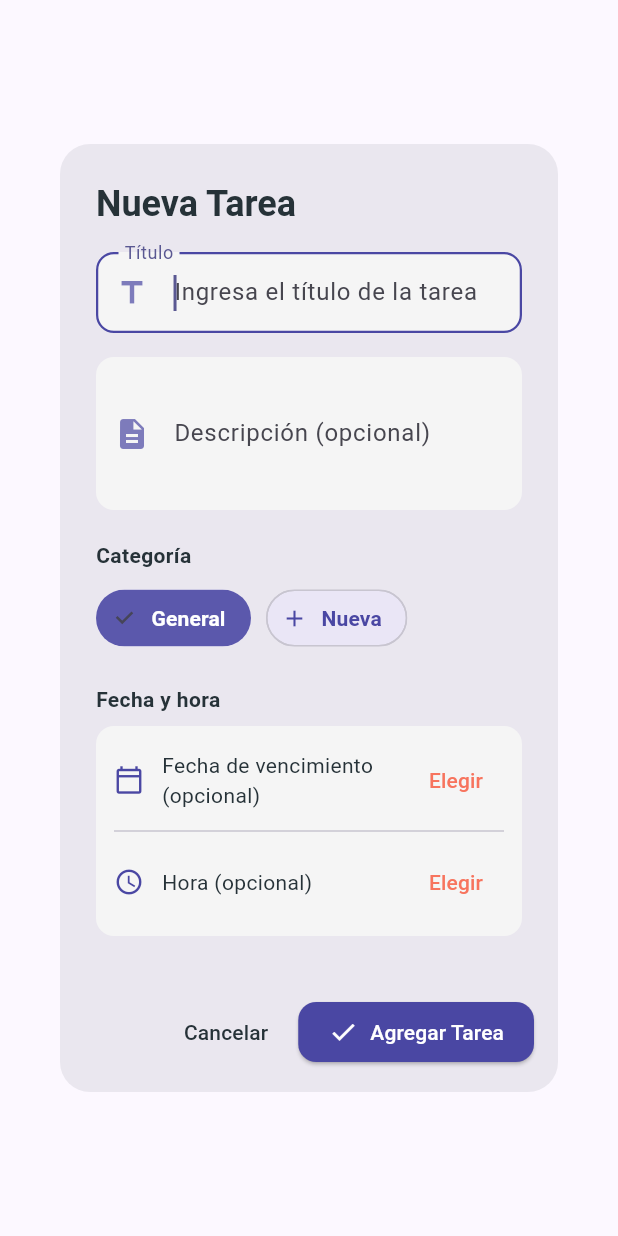
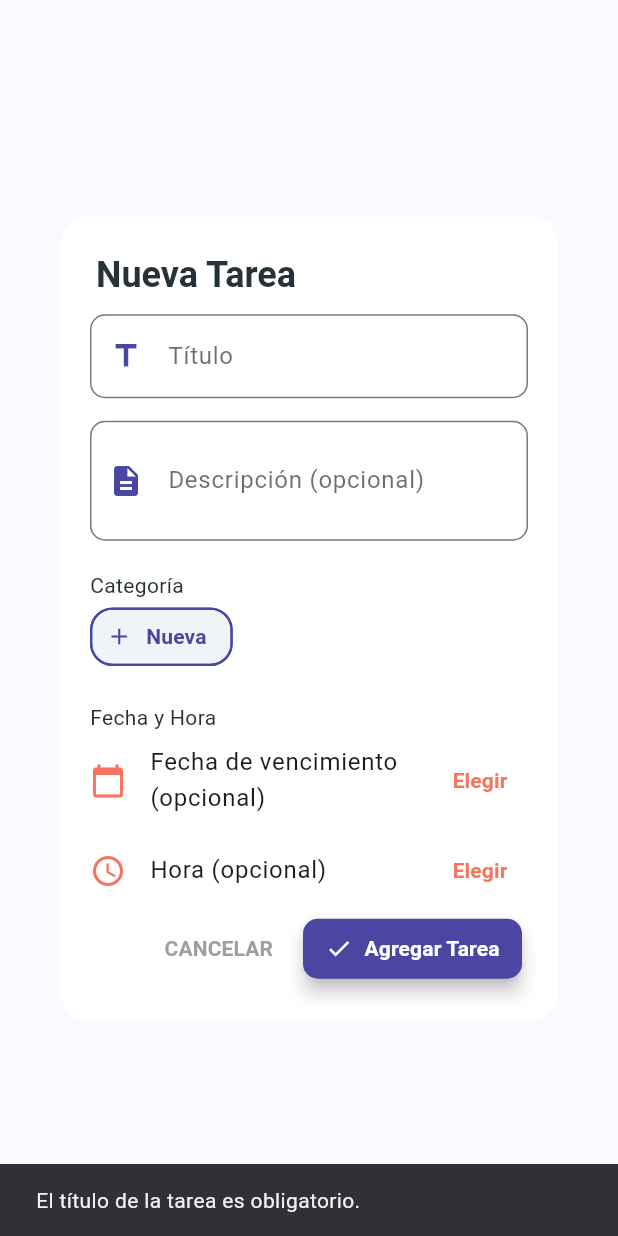
Before and after one commit to MiguelAngelJimenezUria/proyectofinalflutter, a Flutter app: the AddTodoDialog widget shown alone on an empty page, opened directly with empty values, after a tap on "Agregar Tarea", on a phone screen of 412 x 824 dp. Run offline on Flutter 3.47's test engine with Material 3 defaults, Android fonts, the phone set to English and light mode, and no system bars.

Commit message:
Cambios ahora agrega
Ahora se agrega tareas y en el calendario no acepta fechas después

```diff
--- a/lib/view/add_todo_dialog.dart
+++ b/lib/view/add_todo_dialog.dart
@@ -1,375 +1,291 @@
 import 'package:flutter/material.dart';
-import 'package:intl/intl.dart'; // Importar para formateo de fecha
+import 'package:provider/provider.dart';
+import 'package:uuid/uuid.dart'; // Asegúrate de agregar la dependencia 'uuid' a tu pubspec.yaml
+
+import '../viewmodel/todo_viewmodel.dart';
 import 'styles.dart';
 
-class AddTodoResult {
-  final String title;
-  final String description;
-  final String? category;
-  final DateTime? dueDate;
+// Definición de tipos de callback
+typedef OnAddCategory = void Function(String category);
 
-  AddTodoResult({required this.title, this.description = '', this.category, this.dueDate});
-}
-
+// Definición del Widget de diálogo
 class AddTodoDialog extends StatefulWidget {
   final List<String> categories;
-  final void Function(String) onAddCategory;
+  final OnAddCategory onAddCategory;
 
-  const AddTodoDialog({super.key, required this.categories, required this.onAddCategory});
+  const AddTodoDialog({
+    super.key,
+    required this.categories,
+    required this.onAddCategory, // ✅ CORRECCIÓN DE ERROR 1 (image_574cb8.png)
+  });
 
   @override
   State<AddTodoDialog> createState() => _AddTodoDialogState();
 }
 
 class _AddTodoDialogState extends State<AddTodoDialog> {
-  final _titleController = TextEditingController();
-  final _descController = TextEditingController();
+  final TextEditingController _titleController = TextEditingController();
+  final TextEditingController _descriptionController = TextEditingController();
 
-  late List<String> _localCategories;
-  int _selectedCategoryIndex = 0;
-  DateTime? _pickedDate;
-  TimeOfDay? _pickedTime;
+  String? _selectedCategory;
+  DateTime? _selectedDate;
+  TimeOfDay? _selectedTime;
 
 @override
 void initState() {
   super.initState();
-    _localCategories = List<String>.from(widget.categories);
-    if (_localCategories.isEmpty) {
-      _localCategories.add('General');
+
+  // 1. Intentar establecer 'General' como la categoría inicial.
+  String? initialCategory;
+
+  if (widget.categories.contains('General')) {
+    initialCategory = 'General';
+  } else if (widget.categories.isNotEmpty) {
+    // 2. Si no existe 'General', usar la primera categoría disponible.
+    initialCategory = widget.categories.first;
   }
+
+  // 3. Establecer el estado. Si no hay categorías, _selectedCategory queda como null (String?).
+  _selectedCategory = initialCategory;
 }
 
   @override
   void dispose() {
     _titleController.dispose();
-    _descController.dispose();
+    _descriptionController.dispose();
     super.dispose();
   }
 
-  DateTime? get _combinedDateTime {
-    if (_pickedDate == null) return null;
-    final t = _pickedTime ?? const TimeOfDay(hour: 0, minute: 0);
-    return DateTime(_pickedDate!.year, _pickedDate!.month, _pickedDate!.day, t.hour, t.minute);
-  }
+  // --- Funciones Auxiliares de UI ---
 
-  Future<void> _pickDate() async {
-    final d = await showDatePicker(
+  Future<void> _selectDate(BuildContext context) async {
+    final DateTime? picked = await showDatePicker(
       context: context,
-      initialDate: _pickedDate ?? DateTime.now(),
-      firstDate: DateTime(2000),
-      lastDate: DateTime(2100),
+      initialDate: _selectedDate ?? DateTime.now(),
+      firstDate: DateTime.now(),
+      lastDate: DateTime(2101),
       builder: (context, child) {
         return Theme(
           data: ThemeData.light().copyWith(
-            colorScheme: ColorScheme.light(
-              primary: AppColors.primary, // Color de acento en el picker
+            colorScheme: const ColorScheme.light(
+              primary: AppColors.primary,
               onPrimary: Colors.white,
-              surface: AppColors.cardColor,
               onSurface: AppColors.textPrimary,
             ),
-            dialogBackgroundColor: AppColors.cardColor,
           ),
           child: child!,
         );
-      }
+      },
     );
-    if (d != null) {
-      setState(() => _pickedDate = d);
+    if (picked != null) {
+      setState(() {
+        _selectedDate = picked;
+      });
     }
   }
 
-  Future<void> _pickTime() async {
-    final t = await showTimePicker(
+  Future<void> _selectTime(BuildContext context) async {
+    final TimeOfDay? picked = await showTimePicker(
       context: context,
-      initialTime: _pickedTime ?? TimeOfDay.now(),
-      builder: (context, child) {
-        return Theme(
-          data: ThemeData.light().copyWith(
-            colorScheme: ColorScheme.light(
-              primary: AppColors.primary, // Color de acento en el picker
-              onPrimary: Colors.white,
-              surface: AppColors.cardColor,
-              onSurface: AppColors.textPrimary,
-            ),
-            dialogBackgroundColor: AppColors.cardColor,
-          ),
-          child: child!,
+      initialTime: _selectedTime ?? TimeOfDay.now(),
     );
-      }
-    );
-    if (t != null) {
-      setState(() => _pickedTime = t);
+    if (picked != null) {
+      setState(() {
+        _selectedTime = picked;
+      });
     }
   }
 
-  Future<void> _addNewCategory() async {
-    final controller = TextEditingController();
-    final newCat = await showDialog<String>(
+  void _showAddCategoryDialog(BuildContext context) {
+    String newCategoryName = '';
+    showDialog(
       context: context,
-      barrierDismissible: false,
-      builder: (ctx) => AlertDialog(
-        shape: RoundedRectangleBorder(borderRadius: BorderRadius.circular(20)),
-        title: const Text('Nueva categoría'),
+      builder: (context) => AlertDialog(
+        title: const Text('Nueva Categoría'),
         content: TextField(
-          controller: controller,
           autofocus: true,
-          decoration: InputDecoration(
-            hintText: 'Nombre de la categoría',
-            border: OutlineInputBorder(borderRadius: BorderRadius.circular(12)),
-            focusedBorder: OutlineInputBorder(
-              borderRadius: BorderRadius.circular(12),
-              borderSide: const BorderSide(color: AppColors.primary, width: 2),
-            ),
-          ),
-          onSubmitted: (value) => Navigator.pop(ctx, value),
+          decoration: const InputDecoration(labelText: 'Nombre de la Categoría'),
+          onChanged: (value) => newCategoryName = value,
         ),
         actions: [
           TextButton(
-            onPressed: () => Navigator.pop(ctx),
-            child: const Text('Cancelar', style: TextStyle(color: AppColors.textPrimary)),
+            onPressed: () => Navigator.pop(context),
+            child: const Text('Cancelar'),
           ),
-          ElevatedButton(
+          TextButton(
             onPressed: () {
-              final text = controller.text.trim();
-              Navigator.pop(ctx, text);
+              if (newCategoryName.trim().isNotEmpty) {
+                widget.onAddCategory(newCategoryName.trim());
+                setState(() {
+                  _selectedCategory = newCategoryName.trim();
+                });
+                Navigator.pop(context);
+              }
             },
-            style: ElevatedButton.styleFrom(
-              backgroundColor: AppColors.primary,
-              foregroundColor: Colors.white,
-              shape: RoundedRectangleBorder(borderRadius: BorderRadius.circular(12)),
-            ),
             child: const Text('Agregar'),
           ),
         ],
       ),
     );
-
-    if (newCat != null && newCat.trim().isNotEmpty) {
-      final trimmed = newCat.trim();
-      if (!_localCategories.contains(trimmed)) {
-        setState(() {
-          _localCategories.add(trimmed);
-          _selectedCategoryIndex = _localCategories.length - 1;
-        });
-        widget.onAddCategory(trimmed);
-      }
-    }
   }
 
-  void _submit() {
-    final title = _titleController.text.trim();
-    if (title.isEmpty) return;
+  // --- Implementación Principal ---
 
-    Navigator.pop(
-      context,
-      AddTodoResult(
-        title: title,
-        description: _descController.text.trim(),
-        category: _localCategories[_selectedCategoryIndex],
-        dueDate: _combinedDateTime,
-      ),
+  @override
+  Widget build(BuildContext context) {
+    // Escucha el ViewModel solo para la función de guardar.
+    final viewModel = Provider.of<TodoViewModel>(context, listen: false);
+
+    // Combina fecha y hora si ambas están seleccionadas
+    DateTime? finalDueDate;
+    if (_selectedDate != null) {
+      finalDueDate = DateTime(
+        _selectedDate!.year,
+        _selectedDate!.month,
+        _selectedDate!.day,
+        _selectedTime?.hour ?? 23, // 23:59:00 si no se selecciona hora
+        _selectedTime?.minute ?? 59,
       );
     }
 
-  Widget _buildTextField({
-    required TextEditingController controller,
-    required String labelText,
-    String? hintText,
-    required IconData icon,
-    int maxLines = 1,
-    TextInputAction action = TextInputAction.done,
-    bool autofocus = false,
-  }) {
-    return TextField(
-      controller: controller,
-      autofocus: autofocus,
-      maxLines: maxLines,
-      textInputAction: action,
-      decoration: InputDecoration(
-        labelText: labelText,
-        hintText: hintText,
-        border: OutlineInputBorder(borderRadius: BorderRadius.circular(12), borderSide: BorderSide.none),
-        filled: true,
-        fillColor: Colors.grey.shade100,
-        prefixIcon: Icon(icon, color: AppColors.primary.withOpacity(0.7)),
-        contentPadding: const EdgeInsets.symmetric(vertical: 15, horizontal: 15),
-        focusedBorder: OutlineInputBorder(
-          borderRadius: BorderRadius.circular(12),
-          borderSide: const BorderSide(color: AppColors.primary, width: 1.5),
+    return AlertDialog(
+      title: const Text(
+        'Nueva Tarea',
+        style: TextStyle(fontWeight: FontWeight.bold, color: AppColors.textPrimary)
       ),
-      ),
-    );
-  }
+      contentPadding: const EdgeInsets.fromLTRB(20.0, 10.0, 20.0, 0),
+      backgroundColor: AppColors.cardColor,
+      shape: RoundedRectangleBorder(borderRadius: BorderRadius.circular(20)),
 
-  @override
-  Widget build(BuildContext context) {
-    return AlertDialog(
-      shape: RoundedRectangleBorder(borderRadius: BorderRadius.circular(20)),
-      title: const Text('Nueva Tarea', style: TextStyle(fontWeight: FontWeight.bold, color: AppColors.textPrimary)),
       content: SingleChildScrollView(
-        child: SizedBox(
-          width: MediaQuery.of(context).size.width * 0.9,
         child: Column(
           mainAxisSize: MainAxisSize.min,
           crossAxisAlignment: CrossAxisAlignment.start,
           children: [
-              _buildTextField(
+            // 1. Título
+            TextField(
               controller: _titleController,
+              decoration: InputDecoration(
                 labelText: 'Título',
                 hintText: 'Ingresa el título de la tarea',
-                icon: Icons.title,
-                action: TextInputAction.next,
-                autofocus: true,
+                prefixIcon: const Icon(Icons.title, color: AppColors.primary),
+                labelStyle: TextStyle(color: AppColors.textPrimary.withOpacity(0.7)),
+                border: OutlineInputBorder(borderRadius: BorderRadius.circular(10)),
               ),
-              const SizedBox(height: 16),
-              _buildTextField(
-                controller: _descController,
+            ),
+            const SizedBox(height: 15),
+
+            // 2. Descripción
+            TextField(
+              controller: _descriptionController,
+              decoration: InputDecoration(
                 labelText: 'Descripción (opcional)',
-                hintText: 'Detalles adicionales',
-                icon: Icons.description,
-                maxLines: 3,
+                prefixIcon: const Icon(Icons.description, color: AppColors.primary),
+                labelStyle: TextStyle(color: AppColors.textPrimary.withOpacity(0.7)),
+                border: OutlineInputBorder(borderRadius: BorderRadius.circular(10)),
+              ),
+              maxLines: 2,
             ),
             const SizedBox(height: 20),
 
-              // Sección de Categoría
-              const Text('Categoría', style: TextStyle(fontSize: 14, fontWeight: FontWeight.w600, color: AppColors.textPrimary)),
-              const SizedBox(height: 8),
+            // 3. Selector de Categoría
+            Text('Categoría', style: AppTextStyles.subtitle.copyWith(color: AppColors.textPrimary)),
             Wrap(
-                spacing: 10,
-                runSpacing: 10,
+              spacing: 8.0,
+              runSpacing: 4.0,
               children: [
-                  ..._localCategories.asMap().entries.map((entry) {
-                    final index = entry.key;
-                    final cat = entry.value;
-                    final isSelected = index == _selectedCategoryIndex;
-                    return ChoiceChip(
-                      label: Text(cat),
-                      selected: isSelected,
-                      selectedColor: AppColors.primary.withOpacity(0.9),
-                      backgroundColor: Colors.grey.shade200,
+                ...widget.categories.map((category) => ChoiceChip(
+                  label: Text(category),
+                  selected: _selectedCategory == category,
+                  selectedColor: AppColors.primary,
+                  onSelected: (selected) {
+                    setState(() {
+                      _selectedCategory = selected ? category : null;
+                    });
+                  },
+                  backgroundColor: AppColors.background,
                   labelStyle: TextStyle(
-                        color: isSelected ? Colors.white : AppColors.textPrimary,
-                        fontWeight: isSelected ? FontWeight.bold : FontWeight.normal,
+                    color: _selectedCategory == category ? AppColors.cardColor : AppColors.textPrimary,
+                    fontWeight: FontWeight.w600,
                   ),
+                )),
+                // Botón para nueva categoría
+                ActionChip(
+                  avatar: const Icon(Icons.add, color: AppColors.primary, size: 18),
+                  label: const Text('Nueva', style: TextStyle(color: AppColors.primary, fontWeight: FontWeight.bold)),
+                  onPressed: () => _showAddCategoryDialog(context),
+                  backgroundColor: AppColors.background,
                   shape: RoundedRectangleBorder(
-                        borderRadius: BorderRadius.circular(20),
-                        side: isSelected
-                            ? BorderSide.none
-                            : BorderSide(color: Colors.grey.shade300),
+                    borderRadius: BorderRadius.circular(15),
+                    side: const BorderSide(color: AppColors.primary, width: 1.5),
                   ),
-                      onSelected: (_) {
-                        setState(() => _selectedCategoryIndex = index);
-                      },
-                    );
-                  }),
-                  ActionChip(
-                    label: const Text('Nueva', style: TextStyle(color: AppColors.primary, fontWeight: FontWeight.w600)),
-                    avatar: const Icon(Icons.add, size: 18, color: AppColors.primary),
-                    backgroundColor: AppColors.primary.withOpacity(0.1),
-                    shape: RoundedRectangleBorder(borderRadius: BorderRadius.circular(20)),
-                    onPressed: _addNewCategory,
                 ),
               ],
             ),
             const SizedBox(height: 20),
 
-              // Sección de Fecha y Hora
-              const Text('Fecha y hora', style: TextStyle(fontSize: 14, fontWeight: FontWeight.w600, color: AppColors.textPrimary)),
-              const SizedBox(height: 8),
-              Container(
-                decoration: BoxDecoration(
-                  color: Colors.grey.shade100,
-                  borderRadius: BorderRadius.circular(12),
+            // 4. Fecha y Hora de Vencimiento
+            Text('Fecha y Hora', style: AppTextStyles.subtitle.copyWith(color: AppColors.textPrimary)),
+            ListTile(
+              contentPadding: EdgeInsets.zero,
+              leading: const Icon(Icons.calendar_today, color: AppColors.accent),
+              title: Text(_selectedDate == null
+                  ? 'Fecha de vencimiento (opcional)'
+                  : 'Fecha: ${finalDueDate != null ? '${finalDueDate.day}/${finalDueDate.month}/${finalDueDate.year}' : ''}'),
+              trailing: TextButton(
+                onPressed: () => _selectDate(context),
+                child: const Text('Elegir', style: TextStyle(color: AppColors.accent, fontWeight: FontWeight.bold)),
               ),
-                padding: const EdgeInsets.all(12),
-                child: Column(
-                  children: [
-                    _buildDateTimeRow(
-                      icon: Icons.calendar_today_outlined,
-                      label: _pickedDate == null
-                          ? 'Fecha de vencimiento (opcional)'
-                          : DateFormat.yMMMd().format(_pickedDate!),
-                      onPressed: _pickDate,
             ),
-                    const Divider(height: 20),
-                    _buildDateTimeRow(
-                      icon: Icons.access_time,
-                      label: _pickedTime == null
+            ListTile(
+              contentPadding: EdgeInsets.zero,
+              leading: const Icon(Icons.schedule, color: AppColors.accent),
+              title: Text(_selectedTime == null
                   ? 'Hora (opcional)'
-                          : _pickedTime!.format(context),
-                      onPressed: _pickTime,
-                    ),
-                    if (_pickedDate != null || _pickedTime != null)
-                      TextButton.icon(
-                        onPressed: () {
-                          setState(() {
-                            _pickedDate = null;
-                            _pickedTime = null;
-                          });
-                        },
-                        icon: const Icon(Icons.clear, size: 18),
-                        label: const Text('Limpiar fecha/hora'),
-                        style: TextButton.styleFrom(foregroundColor: AppColors.accent),
-                      ),
-                  ],
+                  : 'Hora: ${_selectedTime!.format(context)}'),
+              trailing: TextButton(
+                onPressed: () => _selectTime(context),
+                child: const Text('Elegir', style: TextStyle(color: AppColors.accent, fontWeight: FontWeight.bold)),
               ),
             ),
           ],
         ),
       ),
-      ),
-      actionsPadding: const EdgeInsets.all(16),
+
       actions: [
         TextButton(
           onPressed: () => Navigator.pop(context),
-          child: const Text('Cancelar', style: TextStyle(color: AppColors.textPrimary)),
+          child: const Text('CANCELAR', style: TextStyle(color: Colors.grey, fontWeight: FontWeight.bold)),
         ),
+
         ElevatedButton.icon(
-          onPressed: _submit,
-          icon: const Icon(Icons.check, size: 20),
-          label: const Text('Agregar Tarea'),
+          // ✅ CORRECCIÓN DE FUNCIONALIDAD: Guardar la tarea
+          onPressed: () {
+            if (_titleController.text.trim().isNotEmpty) {
+              viewModel.addTodo(
+                title: _titleController.text,
+                description: _descriptionController.text,
+                dueDate: finalDueDate,
+                category: _selectedCategory,
+              );
+              Navigator.pop(context); // Cerrar el diálogo después de agregar
+            } else {
+              // Opcional: Mostrar un mensaje si el título está vacío
+              ScaffoldMessenger.of(context).showSnackBar(
+                const SnackBar(content: Text('El título de la tarea es obligatorio.')),
+              );
+            }
+          },
+          icon: const Icon(Icons.check, color: AppColors.cardColor),
+          label: const Text('Agregar Tarea', style: TextStyle(color: AppColors.cardColor, fontWeight: FontWeight.bold)),
           style: ElevatedButton.styleFrom(
             backgroundColor: AppColors.primary,
-            foregroundColor: Colors.white,
-            shape: RoundedRectangleBorder(borderRadius: BorderRadius.circular(12)),
-            padding: const EdgeInsets.symmetric(horizontal: 20, vertical: 10),
+            shape: RoundedRectangleBorder(borderRadius: BorderRadius.circular(10)),
+            padding: const EdgeInsets.symmetric(horizontal: 15, vertical: 10),
+            elevation: 5,
           ),
         ),
       ],
     );
   }
-
-  Widget _buildDateTimeRow({required IconData icon, required String label, required VoidCallback onPressed}) {
-    return Row(
-      children: [
-        Icon(icon, size: 20, color: AppColors.primary),
-        const SizedBox(width: 12),
-        Expanded(
-          child: Text(
-            label,
-            style: const TextStyle(fontSize: 14, color: AppColors.textPrimary),
-          ),
-        ),
-        TextButton(
-          onPressed: onPressed,
-          style: TextButton.styleFrom(foregroundColor: AppColors.accent),
-          child: const Text('Elegir'),
-        ),
-      ],
-    );
 }
-}
-
-Future<AddTodoResult?> showAddTodoDialog(
-    BuildContext context, {
-  required List<String> categories,
-  required void Function(String) onAddCategory,
-}) {
-  return showDialog<AddTodoResult>(
-    context: context,
-    builder: (ctx) => AddTodoDialog(
-      categories: categories,
-      onAddCategory: onAddCategory,
-    ),
-  );
-}
```
Lines whose indentation alone changed are shown as unchanged.
